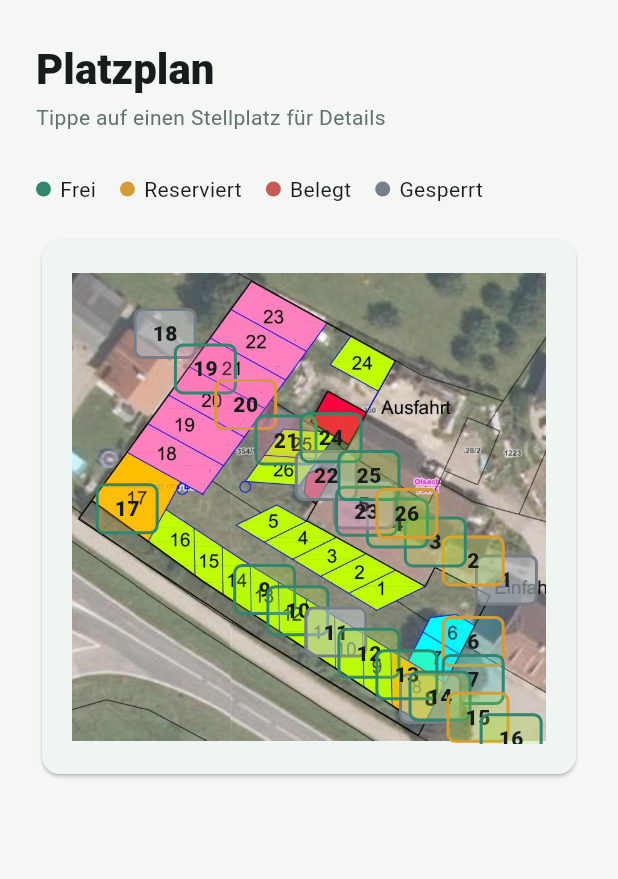
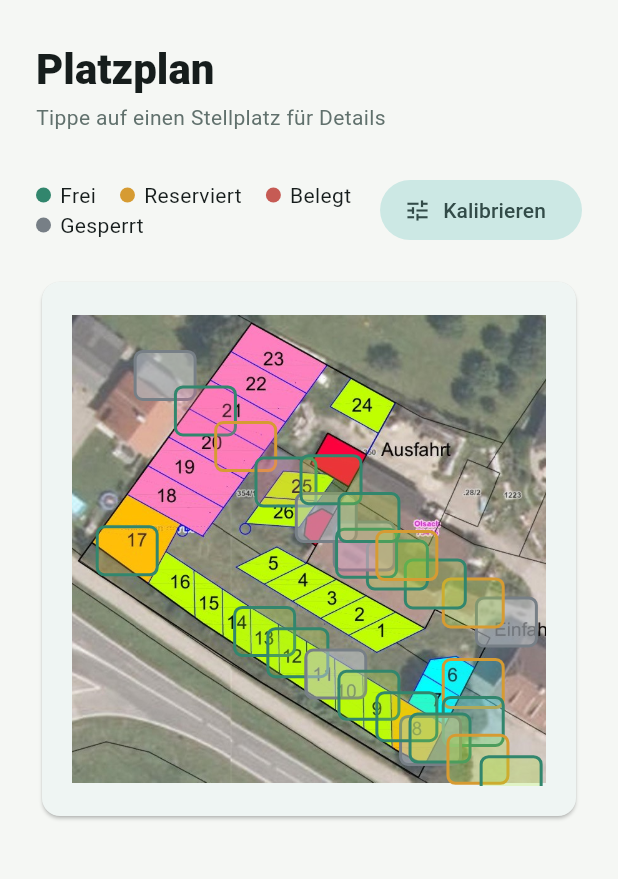
Before and after one commit to greilberger13/camping, a Flutter app: the screen it shows after launch, after a tap on "Platzplan öffnen", on a phone screen of 412 x 824 dp, the part 84-963 px from its top. Run offline on Flutter 3.47's test engine with Material 3 defaults, Android fonts, the phone set to English and light mode, and no system bars; our stand-ins replace qr_flutter, supabase_flutter; accounts and stored records are empty.

Commit message:
Add calibration for site plan

```diff
--- a/lib/features/site_map/site_map_page.dart
+++ b/lib/features/site_map/site_map_page.dart
@@ -1,4 +1,5 @@
 import 'package:flutter/material.dart';
+import 'package:flutter/services.dart';
 
 import '../../core/camping_dates.dart';
 import '../../models/booking.dart';
@@ -28,21 +29,46 @@ class SiteMapPage extends StatefulWidget {
 }
 
 class _SiteMapPageState extends State<SiteMapPage> {
+  bool calibrating = false;
+  late final Map<int, Offset> anchors = {
+    for (final anchor in SitePlanAnchor.defaults) anchor.siteNumber: anchor.position,
+  };
+
   @override
   Widget build(BuildContext context) {
     return PageFrame(
       title: 'Platzplan',
-      subtitle: 'Tippe auf einen Stellplatz für Details',
+      subtitle: calibrating
+          ? 'Ziehe die Punkte auf die passenden Zahlen im Plan'
+          : 'Tippe auf einen Stellplatz für Details',
       child: Column(
         crossAxisAlignment: CrossAxisAlignment.start,
         children: [
-          const Wrap(
+          Row(
+            children: [
+              const Expanded(
+                child: Wrap(
                   spacing: 16,
                   children: [
                     _Legend(Color(0xff32866d), 'Frei'),
                     _Legend(Color(0xffd69b32), 'Reserviert'),
                     _Legend(Color(0xffc65b54), 'Belegt'),
                     _Legend(Color(0xff777f86), 'Gesperrt'),
+                  ],
+                ),
+              ),
+              if (calibrating)
+                TextButton.icon(
+                  onPressed: _copyCalibratedCode,
+                  icon: const Icon(Icons.copy_outlined),
+                  label: const Text('Code kopieren'),
+                ),
+              const SizedBox(width: 8),
+              FilledButton.tonalIcon(
+                onPressed: () => setState(() => calibrating = !calibrating),
+                icon: Icon(calibrating ? Icons.check : Icons.tune),
+                label: Text(calibrating ? 'Fertig' : 'Kalibrieren'),
+              ),
             ],
           ),
           const SizedBox(height: 20),
@@ -52,12 +78,34 @@ class _SiteMapPageState extends State<SiteMapPage> {
               child: _SitePlanImage(
                 bookings: widget.bookings,
                 sites: widget.sites,
+                anchors: anchors,
+                calibrating: calibrating,
                 onSiteTap: widget.onSiteTap,
+                onAnchorDragged: (siteNumber, position) {
+                  setState(() => anchors[siteNumber] = position);
+                },
               ),
             ),
           ),
         ],
       ),
+    );
+  }
+
+  Future<void> _copyCalibratedCode() async {
+    final sorted = anchors.keys.toList()..sort();
+    final lines = [
+      for (final number in sorted)
+        '    SitePlanAnchor(siteNumber: $number, position: '
+            'Offset(${anchors[number]!.dx.toStringAsFixed(3)}, '
+            '${anchors[number]!.dy.toStringAsFixed(3)})),',
+    ];
+    final code = 'static const defaults = <SitePlanAnchor>[\n${lines.join('\n')}\n  ];';
+
+    await Clipboard.setData(ClipboardData(text: code));
+    if (!mounted) return;
+    ScaffoldMessenger.of(context).showSnackBar(
+      const SnackBar(content: Text('Code kopiert · in site_plan_anchor.dart einfügen')),
     );
   }
 }
@@ -66,12 +114,18 @@ class _SitePlanImage extends StatelessWidget {
   const _SitePlanImage({
     required this.bookings,
     required this.sites,
+    required this.anchors,
+    required this.calibrating,
     required this.onSiteTap,
+    required this.onAnchorDragged,
   });
 
   final List<Booking> bookings;
   final List<CampSite> sites;
+  final Map<int, Offset> anchors;
+  final bool calibrating;
   final ValueChanged<int> onSiteTap;
+  final void Function(int siteNumber, Offset position) onAnchorDragged;
 
   @override
   Widget build(BuildContext context) {
@@ -108,11 +162,13 @@ class _SitePlanImage extends StatelessWidget {
                   booking: _bookingFor(site.number),
                   color: site.color,
                   disabled: _isDisabled(site, _bookingFor(site.number)),
-                  position: _positionFor(site.number),
+                  position: anchors[site.number] ?? const Offset(0.5, 0.5),
                   imageSize: imageSize,
                   horizontalOffset: horizontalOffset,
                   verticalOffset: verticalOffset,
+                  calibrating: calibrating,
                   onSiteTap: onSiteTap,
+                  onDragged: (position) => onAnchorDragged(site.number, position),
                 ),
             ],
           ),
@@ -136,15 +192,6 @@ class _SitePlanImage extends StatelessWidget {
     }
     return site.status == 'Belegt' || site.status == 'Gesperrt';
   }
-
-  Offset _positionFor(int number) {
-    for (final anchor in SitePlanAnchor.defaults) {
-      if (anchor.siteNumber == number) {
-        return anchor.position;
-      }
-    }
-    return const Offset(0.5, 0.5);
-  }
 }
 
 class _ImageSiteOverlay extends StatelessWidget {
@@ -157,7 +204,9 @@ class _ImageSiteOverlay extends StatelessWidget {
     required this.imageSize,
     required this.horizontalOffset,
     required this.verticalOffset,
+    required this.calibrating,
     required this.onSiteTap,
+    required this.onDragged,
   });
 
   final CampSite site;
@@ -168,7 +217,9 @@ class _ImageSiteOverlay extends StatelessWidget {
   final double imageSize;
   final double horizontalOffset;
   final double verticalOffset;
+  final bool calibrating;
   final ValueChanged<int> onSiteTap;
+  final ValueChanged<Offset> onDragged;
 
   @override
   Widget build(BuildContext context) {
@@ -182,31 +233,51 @@ class _ImageSiteOverlay extends StatelessWidget {
                 ? const Color(0xff777f86)
                 : const Color(0xff32866d);
 
+    final marker = DecoratedBox(
+      decoration: BoxDecoration(
+        color: calibrating
+            ? const Color(0xff1f6f68).withValues(alpha: 0.35)
+            : disabled
+                ? const Color(0xffb8bec3).withValues(alpha: 0.6)
+                : color.withValues(alpha: 0.22),
+        border: Border.all(
+          color: calibrating
+              ? const Color(0xff1f6f68)
+              : disabled
+                  ? const Color(0xff777f86)
+                  : statusColor,
+          width: 2,
+        ),
+        borderRadius: BorderRadius.circular(6),
+      ),
+      // The printed number on the plan stays visible through the marker.
+      child: calibrating
+          ? Center(
+              child: Text(
+                '${site.number}',
+                style: const TextStyle(fontWeight: FontWeight.w800, fontSize: 11),
+              ),
+            )
+          : null,
+    );
+
     return Positioned(
       left: horizontalOffset + position.dx * imageSize,
       top: verticalOffset + position.dy * imageSize,
       width: 42,
       height: 34,
-      child: InkWell(
+      child: calibrating
+          ? GestureDetector(
+              onPanUpdate: (details) {
+                final dx = position.dx + details.delta.dx / imageSize;
+                final dy = position.dy + details.delta.dy / imageSize;
+                onDragged(Offset(dx.clamp(0.0, 1.0), dy.clamp(0.0, 1.0)));
+              },
+              child: marker,
+            )
+          : InkWell(
               onTap: disabled ? null : () => onSiteTap(site.number),
-        child: DecoratedBox(
-          decoration: BoxDecoration(
-            color: disabled
-                ? const Color(0xffb8bec3).withValues(alpha: 0.6)
-                : color.withValues(alpha: 0.22),
-            border: Border.all(
-              color: disabled ? const Color(0xff777f86) : statusColor,
-              width: 2,
-            ),
-            borderRadius: BorderRadius.circular(6),
-          ),
-          child: Center(
-            child: Text(
-              '${site.number}',
-              style: const TextStyle(fontWeight: FontWeight.w800),
-            ),
-          ),
-        ),
+              child: marker,
             ),
     );
   }
--- a/lib/features/statistics/statistics_page.dart
+++ b/lib/features/statistics/statistics_page.dart
@@ -40,7 +40,7 @@ class _StatisticsPageState extends State<StatisticsPage> {
 
     return PageFrame(
       title: 'Statistik',
-      subtitle: '${_periodLabel} · Auslastung und Gäste',
+      subtitle: '$_periodLabel · Auslastung und Gäste',
       child: Column(
         children: [
           Align(
--- a/lib/models/order.dart
+++ b/lib/models/order.dart
@@ -35,7 +35,7 @@ class Order {
   Order copyWith({String? id, OrderStatus? status}) {
     return Order(
       id: id ?? this.id,
-      bookingId: bookingId ?? this.bookingId,
+      bookingId: bookingId ?? bookingId,
       siteNumber: siteNumber,
       description: description,
       quantity: quantity,
```
Lines whose indentation alone changed are shown as unchanged.
